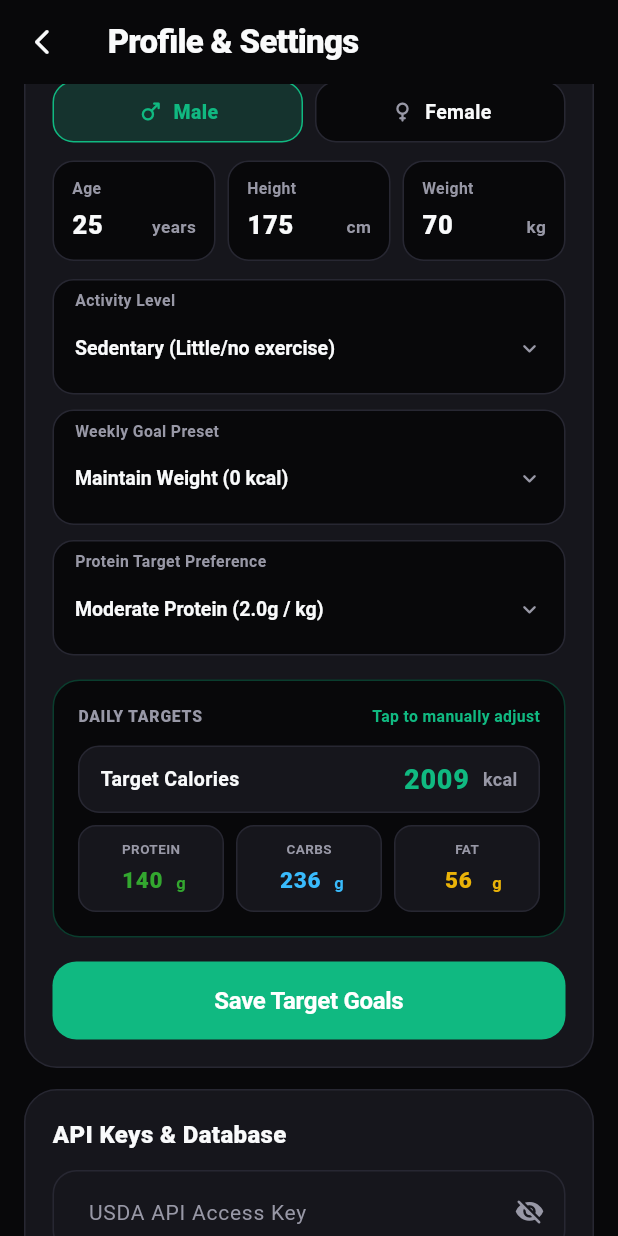
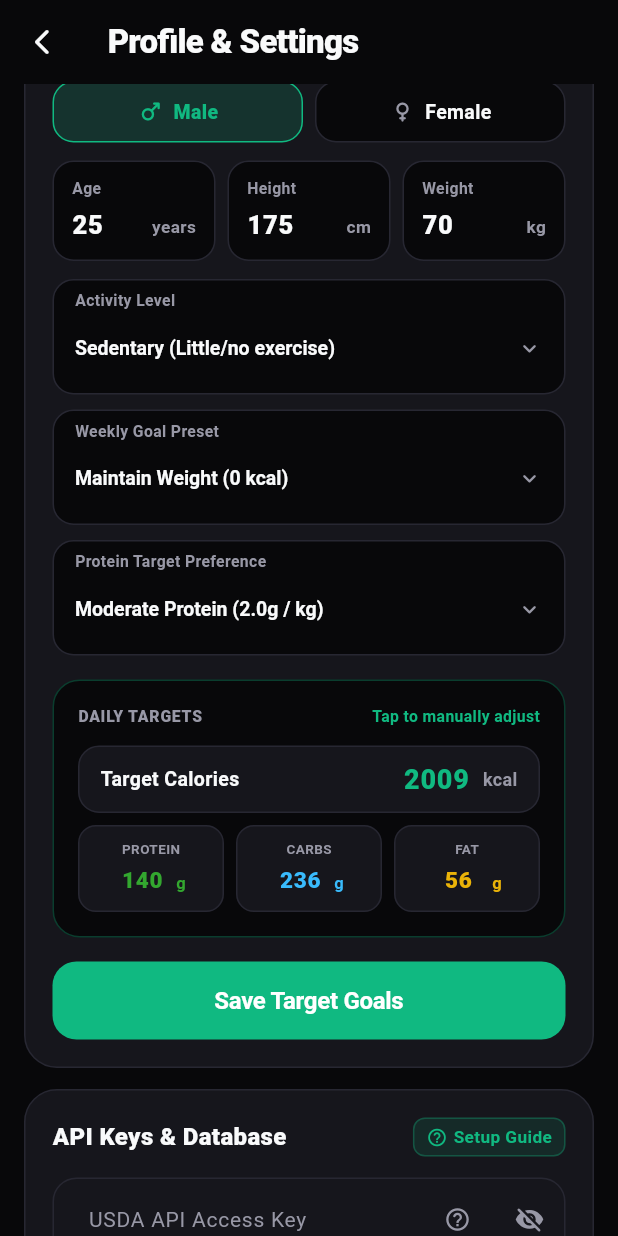
Before and after one commit to Nova-VI/MacrosMobile, a Flutter app: the ProfileSettingsScreen screen opened directly, scrolled down 576 dp, on a phone screen of 412 x 824 dp. Run offline on Flutter 3.47's test engine with Material 3 defaults, Android fonts, the phone set to English and light mode, and no system bars; our stand-ins replace cloud_firestore, firebase_auth, firebase_core, fl_chart, google_sign_in, image_picker and 1 more; accounts and stored records are empty.

Commit message:
feat(settings): add interactive API key setup guide modal and direct triggers

```diff
--- a/lib/screens/profile_settings_screen.dart
+++ b/lib/screens/profile_settings_screen.dart
@@ -12,6 +12,7 @@ import '../models/weight_log.dart';
 import '../services/auth_service.dart';
 import '../services/firestore_service.dart';
 import '../theme/app_theme.dart';
+import '../widgets/api_key_guide_sheet.dart';
 
 class ProfileSettingsScreen extends StatefulWidget {
   const ProfileSettingsScreen({super.key});
@@ -90,7 +91,6 @@ class _ProfileSettingsScreenState extends State<ProfileSettingsScreen> {
       });
     }
 
-    // Load Profile from In-Memory Firestore Service
     final p = _firestoreService.profileNotifier.value;
     setState(() {
       _calcMethod = p.goalMode;
@@ -108,7 +108,6 @@ class _ProfileSettingsScreenState extends State<ProfileSettingsScreen> {
       _targetFatController.text = p.targetFatG.round().toString();
     });
 
-    // Load API Keys from SharedPreferences
     final prefs = await SharedPreferences.getInstance();
     setState(() {
       _usdaKeyController.text = prefs.getString('usda_api_key') ?? '';
@@ -119,7 +118,6 @@ class _ProfileSettingsScreenState extends State<ProfileSettingsScreen> {
     _performLiveCalculations();
   }
 
-  // Exact Mifflin-St Jeor Formula
   void _performLiveCalculations() {
     if (_calcMethod != 'calculator') return;
 
@@ -156,7 +154,6 @@ class _ProfileSettingsScreenState extends State<ProfileSettingsScreen> {
     });
   }
 
-  // Cloudinary Direct Custom Avatar Upload
   Future<void> _pickAndUploadAvatar() async {
     final picker = ImagePicker();
     final image = await picker.pickImage(source: ImageSource.gallery, imageQuality: 85);
@@ -177,7 +174,6 @@ class _ProfileSettingsScreenState extends State<ProfileSettingsScreen> {
         final data = json.decode(resBody);
         final secureUrl = data['secure_url'] as String;
 
-        // 1. Update Firebase Auth Profile
         final user = FirebaseAuth.instance.currentUser;
         if (user != null) {
           await user.updatePhotoURL(secureUrl);
@@ -221,7 +217,6 @@ class _ProfileSettingsScreenState extends State<ProfileSettingsScreen> {
 
     await _firestoreService.saveProfile(payload);
 
-    // If using calculator and weight is set, ensure an entry exists for today
     if (_calcMethod == 'calculator') {
       final w = double.tryParse(_weightController.text) ?? 0.0;
       final todayKey = DateFormat('yyyy-MM-dd').format(DateTime.now());
@@ -246,7 +241,6 @@ class _ProfileSettingsScreenState extends State<ProfileSettingsScreen> {
     await prefs.setString('gemini_api_key', geminiKey);
     await prefs.setBool('usda_include_branded', _includeBranded);
 
-    // Sync to Cloud Firestore config
     final user = FirebaseAuth.instance.currentUser;
     if (user != null) {
       await FirebaseFirestore.instance.collection('users').doc(user.uid).collection('settings').doc('config').set({
@@ -264,7 +258,7 @@ class _ProfileSettingsScreenState extends State<ProfileSettingsScreen> {
     ScaffoldMessenger.of(context).hideCurrentSnackBar();
     ScaffoldMessenger.of(context).showSnackBar(
       SnackBar(
-        content: Text(message, style: TextStyle(color: Colors.white, fontWeight: FontWeight.w700)),
+        content: Text(message, style: const TextStyle(color: Colors.white, fontWeight: FontWeight.w700)),
         backgroundColor: isError ? AppColors.danger : AppColors.surface,
         behavior: SnackBarBehavior.floating,
         shape: RoundedRectangleBorder(
@@ -275,9 +269,9 @@ class _ProfileSettingsScreenState extends State<ProfileSettingsScreen> {
       ),
     );
   }
+
   @override
   Widget build(BuildContext context) {
-    // ValueListenableBuilder forces ProfileSettingsScreen to repaint immediately on theme change
     return ValueListenableBuilder<int>(
       valueListenable: ThemeManager.notifier,
       builder: (context, _, __) {
@@ -362,7 +356,6 @@ class _ProfileSettingsScreenState extends State<ProfileSettingsScreen> {
             style: TextStyle(fontSize: 16, fontWeight: FontWeight.w800, color: AppColors.textMain),
           ),
           const SizedBox(height: 16),
-
           const Text(
             'ACCENT COLOR',
             style: TextStyle(fontSize: 10.5, fontWeight: FontWeight.w800, color: AppColors.textMuted, letterSpacing: 0.5),
@@ -395,7 +388,6 @@ class _ProfileSettingsScreenState extends State<ProfileSettingsScreen> {
               );
             }).toList(),
           ),
-
           const SizedBox(height: 20),
           const Text(
             'BACKGROUND STYLE',
@@ -491,7 +483,7 @@ class _ProfileSettingsScreenState extends State<ProfileSettingsScreen> {
                             height: 12,
                             child: CircularProgressIndicator(strokeWidth: 2, color: Colors.white),
                           )
-                        : Icon(Icons.camera_alt_rounded, size: 14, color: Colors.white),
+                        : const Icon(Icons.camera_alt_rounded, size: 14, color: Colors.white),
                   ),
                 ),
               ),
@@ -506,14 +498,14 @@ class _ProfileSettingsScreenState extends State<ProfileSettingsScreen> {
                   name,
                   maxLines: 1,
                   overflow: TextOverflow.ellipsis,
-                  style: TextStyle(fontSize: 18, fontWeight: FontWeight.w800, color: AppColors.textMain, letterSpacing: -0.3),
+                  style: const TextStyle(fontSize: 18, fontWeight: FontWeight.w800, color: AppColors.textMain, letterSpacing: -0.3),
                 ),
                 const SizedBox(height: 2),
                 Text(
                   email,
                   maxLines: 1,
                   overflow: TextOverflow.ellipsis,
-                  style: TextStyle(fontSize: 12.5, color: AppColors.textMuted, fontWeight: FontWeight.w500),
+                  style: const TextStyle(fontSize: 12.5, color: AppColors.textMuted, fontWeight: FontWeight.w500),
                 ),
                 const SizedBox(height: 6),
                 Container(
@@ -522,7 +514,7 @@ class _ProfileSettingsScreenState extends State<ProfileSettingsScreen> {
                     color: AppColors.primary.withValues(alpha: 0.15),
                     borderRadius: BorderRadius.circular(8),
                   ),
-                  child:  Text(
+                  child: Text(
                     'Cloud Sync Active',
                     style: TextStyle(fontSize: 10, fontWeight: FontWeight.w800, color: AppColors.primary),
                   ),
@@ -556,8 +548,6 @@ class _ProfileSettingsScreenState extends State<ProfileSettingsScreen> {
             style: TextStyle(fontSize: 11.5, color: AppColors.textMuted, fontWeight: FontWeight.w500),
           ),
           const SizedBox(height: 16),
-
-          // Gender 2-Way Pill Switcher
           Row(
             children: [
               Expanded(
@@ -570,8 +560,6 @@ class _ProfileSettingsScreenState extends State<ProfileSettingsScreen> {
             ],
           ),
           const SizedBox(height: 12),
-
-          // 3-Column Biometrics Row (Age, Height, Weight)
           Row(
             children: [
               Expanded(
@@ -588,8 +576,6 @@ class _ProfileSettingsScreenState extends State<ProfileSettingsScreen> {
             ],
           ),
           const SizedBox(height: 12),
-
-          // Activity Level Selector Tile
           _buildSelectorTile(
             label: 'Activity Level',
             value: _activityLevel,
@@ -608,8 +594,6 @@ class _ProfileSettingsScreenState extends State<ProfileSettingsScreen> {
             },
           ),
           const SizedBox(height: 10),
-
-          // Weekly Goal Preset Selector Tile
           _buildSelectorTile(
             label: 'Weekly Goal Preset',
             value: _weeklyGoal,
@@ -628,8 +612,6 @@ class _ProfileSettingsScreenState extends State<ProfileSettingsScreen> {
             },
           ),
           const SizedBox(height: 10),
-
-          // Protein Preference Selector Tile
           _buildSelectorTile(
             label: 'Protein Target Preference',
             value: _proteinMultiplier,
@@ -647,8 +629,6 @@ class _ProfileSettingsScreenState extends State<ProfileSettingsScreen> {
             },
           ),
           const SizedBox(height: 16),
-
-          // Hero Computed Targets Display (Tappable & Editable)
           Container(
             padding: const EdgeInsets.all(16),
             decoration: BoxDecoration(
@@ -673,8 +653,6 @@ class _ProfileSettingsScreenState extends State<ProfileSettingsScreen> {
                   ],
                 ),
                 const SizedBox(height: 12),
-
-                // Main Calorie Target Hero Input
                 Container(
                   padding: const EdgeInsets.symmetric(horizontal: 14, vertical: 8),
                   decoration: BoxDecoration(
@@ -721,8 +699,6 @@ class _ProfileSettingsScreenState extends State<ProfileSettingsScreen> {
                   ),
                 ),
                 const SizedBox(height: 8),
-
-                // 3 Colorful Macro Capsules (Protein, Carbs, Fat)
                 Row(
                   children: [
                     _buildTargetMacroCapsule('Protein', _targetProController, AppColors.protein),
@@ -732,7 +708,6 @@ class _ProfileSettingsScreenState extends State<ProfileSettingsScreen> {
                     _buildTargetMacroCapsule('Fat', _targetFatController, AppColors.fat),
                   ],
                 ),
-
                 if (_showExtremeWarning) ...[
                   const SizedBox(height: 10),
                   Container(
@@ -760,7 +735,6 @@ class _ProfileSettingsScreenState extends State<ProfileSettingsScreen> {
             ),
           ),
           const SizedBox(height: 16),
-
           ElevatedButton(
             onPressed: _saveProfileAndGoals,
             child: const Text('Save Target Goals'),
@@ -819,7 +793,7 @@ class _ProfileSettingsScreenState extends State<ProfileSettingsScreen> {
         crossAxisAlignment: CrossAxisAlignment.start,
         mainAxisSize: MainAxisSize.min,
         children: [
-          Text(label, style: TextStyle(fontSize: 10.5, color: AppColors.textMuted, fontWeight: FontWeight.w600)),
+          Text(label, style: const TextStyle(fontSize: 10.5, color: AppColors.textMuted, fontWeight: FontWeight.w600)),
           const SizedBox(height: 4),
           Row(
             crossAxisAlignment: CrossAxisAlignment.baseline,
@@ -831,10 +805,10 @@ class _ProfileSettingsScreenState extends State<ProfileSettingsScreen> {
                   onTap: () => _selectAll(controller),
                   onChanged: (_) => _performLiveCalculations(),
                   keyboardType: const TextInputType.numberWithOptions(decimal: true),
-                  style: TextStyle(fontSize: 17, fontWeight: FontWeight.w800, color: AppColors.textMain),
+                  style: const TextStyle(fontSize: 17, fontWeight: FontWeight.w800, color: AppColors.textMain),
                   decoration: const InputDecoration(
-                    isDense: true, // Collapses the 48px boxy height
-                    filled: false,  // Removes the dark inherited box
+                    isDense: true,
+                    filled: false,
                     border: InputBorder.none,
                     enabledBorder: InputBorder.none,
                     focusedBorder: InputBorder.none,
@@ -842,7 +816,7 @@ class _ProfileSettingsScreenState extends State<ProfileSettingsScreen> {
                   ),
                 ),
               ),
-              Text(unit, style: TextStyle(fontSize: 11.5, color: AppColors.textMuted, fontWeight: FontWeight.w600)),
+              Text(unit, style: const TextStyle(fontSize: 11.5, color: AppColors.textMuted, fontWeight: FontWeight.w600)),
             ],
           ),
         ],
@@ -866,14 +840,14 @@ class _ProfileSettingsScreenState extends State<ProfileSettingsScreen> {
       child: Column(
         crossAxisAlignment: CrossAxisAlignment.start,
         children: [
-          Text(label, style: TextStyle(fontSize: 10.5, color: AppColors.textMuted, fontWeight: FontWeight.w600)),
+          Text(label, style: const TextStyle(fontSize: 10.5, color: AppColors.textMuted, fontWeight: FontWeight.w600)),
           DropdownButtonHideUnderline(
             child: DropdownButton<String>(
               value: value,
               isExpanded: true,
               dropdownColor: AppColors.surface,
-              icon: Icon(Icons.keyboard_arrow_down_rounded, color: AppColors.textMuted, size: 18),
-              style: TextStyle(color: AppColors.textMain, fontWeight: FontWeight.w700, fontSize: 13),
+              icon: const Icon(Icons.keyboard_arrow_down_rounded, color: AppColors.textMuted, size: 18),
+              style: const TextStyle(color: AppColors.textMain, fontWeight: FontWeight.w700, fontSize: 13),
               onChanged: onChanged,
               items: items,
             ),
@@ -897,7 +871,7 @@ class _ProfileSettingsScreenState extends State<ProfileSettingsScreen> {
           children: [
             Text(
               label.toUpperCase(),
-              style: TextStyle(fontSize: 9, fontWeight: FontWeight.w700, color: AppColors.textMuted, letterSpacing: 0.3),
+              style: const TextStyle(fontSize: 9, fontWeight: FontWeight.w700, color: AppColors.textMuted, letterSpacing: 0.3),
             ),
             const SizedBox(height: 4),
             Row(
@@ -905,7 +879,6 @@ class _ProfileSettingsScreenState extends State<ProfileSettingsScreen> {
               crossAxisAlignment: CrossAxisAlignment.baseline,
               textBaseline: TextBaseline.alphabetic,
               children: [
-                // Replaced IntrinsicWidth with fixed SizedBox for instant 0ms layout
                 SizedBox(
                   width: 38,
                   child: TextField(
@@ -949,26 +922,63 @@ class _ProfileSettingsScreenState extends State<ProfileSettingsScreen> {
       child: Column(
         crossAxisAlignment: CrossAxisAlignment.start,
         children: [
+          Row(
+            mainAxisAlignment: MainAxisAlignment.spaceBetween,
+            children: [
               const Text(
                 'API Keys & Database',
                 style: TextStyle(fontSize: 16, fontWeight: FontWeight.w800, color: AppColors.textMain),
               ),
-          const SizedBox(height: 12),
+              InkWell(
+                onTap: () => ApiKeyGuideSheet.show(context),
+                borderRadius: BorderRadius.circular(10),
+                child: Container(
+                  padding: const EdgeInsets.symmetric(horizontal: 8, vertical: 4),
+                  decoration: BoxDecoration(
+                    color: AppColors.primary.withValues(alpha: 0.12),
+                    borderRadius: BorderRadius.circular(8),
+                    border: Border.all(color: AppColors.primary.withValues(alpha: 0.3)),
+                  ),
+                  child: Row(
+                    children: [
+                      Icon(Icons.help_outline_rounded, size: 14, color: AppColors.primary),
+                      const SizedBox(width: 4),
+                      Text(
+                        'Setup Guide',
+                        style: TextStyle(fontSize: 11.5, fontWeight: FontWeight.w700, color: AppColors.primary),
+                      ),
+                    ],
+                  ),
+                ),
+              ),
+            ],
+          ),
+          const SizedBox(height: 14),
 
           // USDA API Key
           TextField(
             controller: _usdaKeyController,
             obscureText: _obscureUsda,
-            style: TextStyle(color: AppColors.textMain),
+            style: const TextStyle(color: AppColors.textMain),
             decoration: InputDecoration(
               labelText: 'USDA API Access Key',
-              suffixIcon: IconButton(
+              suffixIcon: Row(
+                mainAxisSize: MainAxisSize.min,
+                children: [
+                  IconButton(
+                    icon: const Icon(Icons.help_outline_rounded, color: AppColors.textMuted, size: 18),
+                    onPressed: () => ApiKeyGuideSheet.show(context, initialService: ApiKeyType.usda),
+                    tooltip: 'How to get USDA key?',
+                  ),
+                  IconButton(
                     icon: Icon(
                       _obscureUsda ? Icons.visibility_off_rounded : Icons.visibility_rounded,
                       color: AppColors.textMuted,
                       size: 20,
                     ),
                     onPressed: () => setState(() => _obscureUsda = !_obscureUsda),
+                  ),
+                ],
               ),
             ),
           ),
@@ -978,16 +988,26 @@ class _ProfileSettingsScreenState extends State<ProfileSettingsScreen> {
           TextField(
             controller: _geminiKeyController,
             obscureText: _obscureGemini,
-            style: TextStyle(color: AppColors.textMain),
+            style: const TextStyle(color: AppColors.textMain),
             decoration: InputDecoration(
               labelText: 'Gemini AI API Key',
-              suffixIcon: IconButton(
+              suffixIcon: Row(
+                mainAxisSize: MainAxisSize.min,
+                children: [
+                  IconButton(
+                    icon: const Icon(Icons.help_outline_rounded, color: AppColors.textMuted, size: 18),
+                    onPressed: () => ApiKeyGuideSheet.show(context, initialService: ApiKeyType.gemini),
+                    tooltip: 'How to get Gemini key?',
+                  ),
+                  IconButton(
                     icon: Icon(
                       _obscureGemini ? Icons.visibility_off_rounded : Icons.visibility_rounded,
                       color: AppColors.textMuted,
                       size: 20,
                     ),
                     onPressed: () => setState(() => _obscureGemini = !_obscureGemini),
+                  ),
+                ],
               ),
             ),
           ),
```
Also changed, not shown: lib/widgets/api_key_guide_sheet.dart (added, +396 -0 lines). Lines whose indentation alone changed are shown as unchanged.
